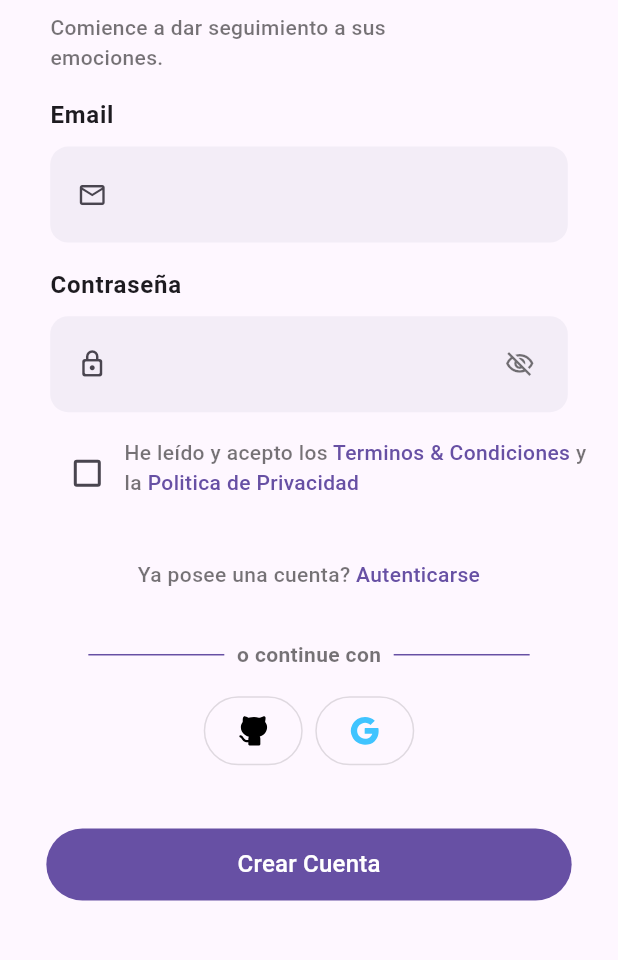
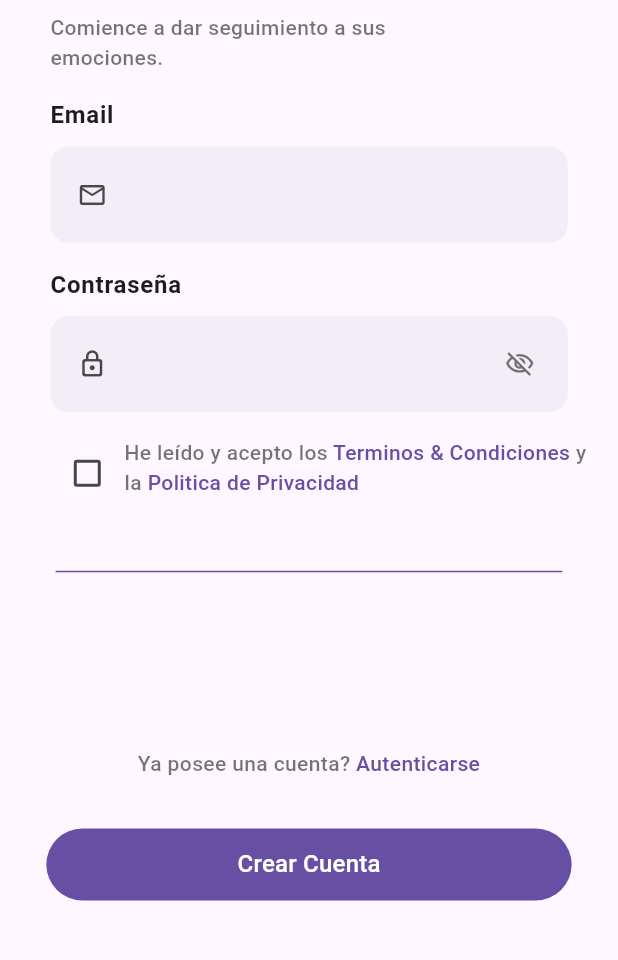
Before and after one commit to palmerovicdev/harmoni, a Flutter app: the SignUpPage screen opened by its route, on a phone screen of 412 x 824 dp, the part 235-1195 px from its top. Run offline on Flutter 3.47's test engine with Material 3 defaults, Android fonts, the phone set to English and light mode, and no system bars; our stand-ins replace bloc, dio, drift, equatable, flutter_bloc, flutter_svg and 3 more; missing offline and left inert: crypt; accounts and stored records are empty; generated files the repository leaves out were written again; statements that could not run were skipped.

Commit message:
feat: quit github and google SignIn and SignUp

```diff
--- a/lib/features/my_profile/data/repository/my_profile_repository.dart
+++ b/lib/features/my_profile/data/repository/my_profile_repository.dart
@@ -35,6 +35,6 @@ class MyProfileRepositoryImpl implements MyProfileRepository {
 
   @override
   Future<void> deleteUserProfileByNameOrEmail({String? name, String? email}) async {
-      await _usersApi.deleteUserByNameOrEmail(name: name, email: email);
+    await _usersApi.deleteUserByNameOrEmail(name: name, email: email);
   }
 }
--- a/lib/features/my_profile/presentation/page/sign_up_page.dart
+++ b/lib/features/my_profile/presentation/page/sign_up_page.dart
@@ -5,9 +5,7 @@ import 'package:harmoni/core/widgets/loading_screen.dart';
 import 'package:harmoni/features/my_profile/presentation/state_management/sign_up/sign_up_cubit.dart';
 import 'package:harmoni/features/my_profile/presentation/widget/already_have_account_widget.dart';
 import 'package:harmoni/features/my_profile/presentation/widget/email_input_field_widget.dart';
-import 'package:harmoni/features/my_profile/presentation/widget/oauth_app_widget.dart';
 
-import '../../../../assets.dart';
 import '../../../../core/helpers/utils.dart';
 import '../../../../core/widgets/pop_widget.dart';
 import '../../../../core/widgets/spacer.dart';
@@ -103,6 +101,20 @@ class SignUpPage extends StatelessWidget {
                 child: TermsAndConditionWidget(onChanged: (value) => hasReadTermsAndConditions = value),
               ),
               Space.medium.gap,
+              Row(
+                mainAxisAlignment: MainAxisAlignment.center,
+                children: [
+                  SizedBox(
+                    width: screenWidth * 0.82,
+                    child: Divider(
+                      thickness: 1,
+                      color: colorScheme.primary,
+                    ),
+                  ),
+                ],
+              ),
+              Space.medium.gap,
+              Expanded(child: SizedBox()),
               SizedBox(
                 width: screenWidth,
                 child: AlreadyHaveAccountOrNotWidget(
@@ -110,56 +122,6 @@ class SignUpPage extends StatelessWidget {
                 ),
               ),
               Space.medium.gap,
-              Row(
-                mainAxisAlignment: MainAxisAlignment.center,
-                children: [
-                  SizedBox(
-                    width: screenWidth * 0.22,
-                    child: Divider(
-                      thickness: 1,
-                      color: colorScheme.primary,
-                    ),
-                  ),
-                  Space.small_w.gap,
-                  Text(
-                    'o continue con',
-                    style: textTheme.bodyMedium?.copyWith(
-                      color: Colors.black54,
-                      fontWeight: FontWeight.bold,
-                    ),
-                  ),
-                  Space.small_w.gap,
-                  SizedBox(
-                    width: screenWidth * 0.22,
-                    child: Divider(
-                      thickness: 1,
-                      color: colorScheme.primary,
-                    ),
-                  ),
-                ],
-              ),
-              Space.small.gap,
-              Row(
-                mainAxisAlignment: MainAxisAlignment.center,
-                children: [
-                  OauthAppWidget(
-                    image: Assets.Github,
-                    onPressed: () {},
-                    colorFilter: ColorFilter.mode(Colors.black, BlendMode.srcIn),
-                    type: 'GitHub',
-                    width: 50.0,
-                  ),
-                  Space.small_w.gap,
-                  OauthAppWidget(
-                    image: Assets.Google,
-                    onPressed: () {},
-                    colorFilter: ColorFilter.mode(Colors.lightBlueAccent, BlendMode.srcIn),
-                    type: 'Google',
-                    width: 50.0,
-                  ),
-                ],
-              ),
-              Expanded(child: SizedBox()),
               Center(
                 child: SizedBox(
                   width: screenWidth * 0.85,
--- a/lib/features/my_profile/presentation/state_management/sign_in/sign_in_cubit.dart
+++ b/lib/features/my_profile/presentation/state_management/sign_in/sign_in_cubit.dart
@@ -1,5 +1,3 @@
-import 'dart:io';
-
 import 'package:bloc/bloc.dart';
 import 'package:equatable/equatable.dart';
 import 'package:harmoni/core/helpers/logger.dart';
@@ -27,7 +25,7 @@ class SignInCubit extends Cubit<SignInState> {
     }
     logI('Start password validation');
     await Future.delayed(const Duration(seconds: 5));
-    var isValidPassword = myProfileService.matchPassword(password, user.password ?? '');
+    var isValidPassword = myProfileService.matchPassword(password, user.password);
     if (!isValidPassword) {
       logI('Password not valid');
       emit(SignInFailed(reason: 'password'));
--- a/lib/main.dart
+++ b/lib/main.dart
@@ -3,7 +3,6 @@ import 'package:flutter_bloc/flutter_bloc.dart';
 import 'package:harmoni/features/home/presentation/state_management/home_cubit.dart';
 import 'package:harmoni/features/my_profile/presentation/state_management/gender_selection/gender_selection_cubit.dart';
 import 'package:harmoni/router/router.dart';
-import 'package:logger/logger.dart';
 
 import 'core/helpers/logger.dart';
 import 'core/service_locator/service_locator.dart';
```
Also changed, not shown: lib/core/widgets/loading_screen.dart (+18 -6 lines), lib/features/my_profile/presentation/page/init_page.dart (+6 -3 lines), lib/features/my_profile/presentation/page/sign_in_page.dart (+19 -52 lines).
